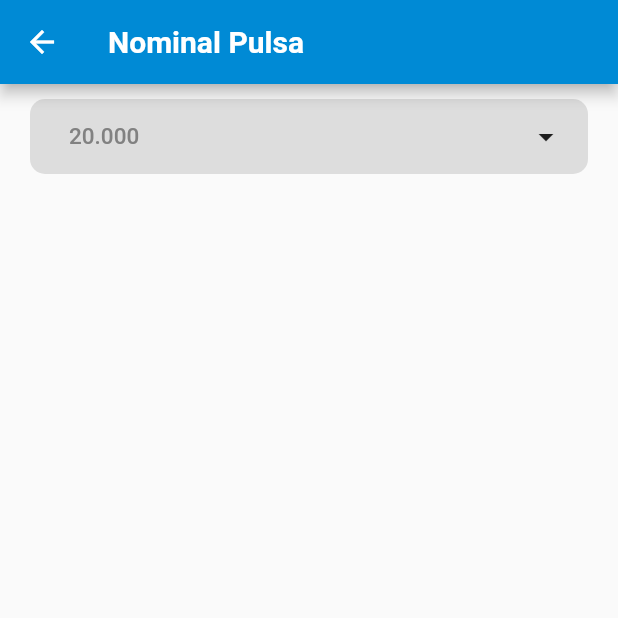
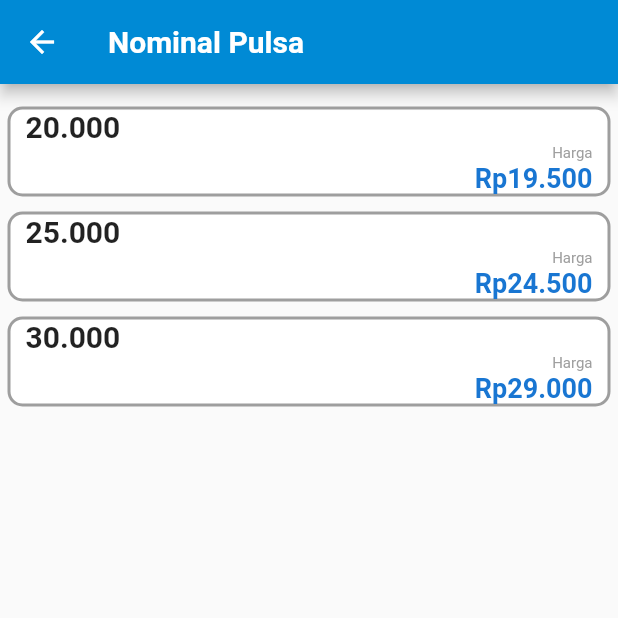
Before and after one commit to idhamramadito/robotbiru, a Flutter app: the NominalPulsa screen opened by its route, on a phone screen of 412 x 824 dp, the top half of it. Run offline on Flutter 3.47's test engine with Material 2 defaults, Android fonts, the phone set to English and light mode, and no system bars; our stand-ins replace buttons_tabbar, pin_code_fields.

Commit message:
upgrade nominal pulsa

```diff
--- a/homepage/lib/pages/dashboard_tabs/home/submenu/pulsa/components/nominal_pulsa.dart
+++ b/homepage/lib/pages/dashboard_tabs/home/submenu/pulsa/components/nominal_pulsa.dart
@@ -6,6 +6,12 @@ class NominalPulsa extends StatefulWidget {
 }
 
 class _NominalPulsaState extends State<NominalPulsa> {
+  List boxAtas = [
+    ['20.000', 'Harga', 'Rp19.500'],
+    ['25.000', 'Harga', 'Rp24.500'],
+    ['30.000', 'Harga', 'Rp29.000']
+  ];
+
   @override
   Widget build(BuildContext context) {
     return Scaffold(
@@ -16,34 +22,63 @@ class _NominalPulsaState extends State<NominalPulsa> {
         ),
       ),
       body: Container(
-      margin: EdgeInsets.symmetric(horizontal: 20, vertical: 10),
-      child: ButtonTheme(
-        minWidth: 300,
-        height: 50,
-        child: FlatButton(
-            onPressed: () {},
-            color: Color(0xffDDDDDD),
-            shape: RoundedRectangleBorder(
-                borderRadius: new BorderRadius.circular(10.0)),
-            child: Row(
-              mainAxisAlignment: MainAxisAlignment.spaceBetween,
+        margin: EdgeInsets.symmetric(vertical: 10),
+        height: 500,
+        child: ListView.builder(
+          scrollDirection: Axis.vertical,
+          itemCount: (3),
+          itemBuilder: (context, index) {
+            return InkWell(
+              onTap: () {},
+              child: Container(
+                padding: EdgeInsets.symmetric(horizontal: 10),
+                margin: EdgeInsets.symmetric(vertical: 5, horizontal: 5),
+                width: 160,
+                decoration: BoxDecoration(
+                    color: Colors.white,
+                    border: Border.all(color: Colors.grey, width: 2),
+                    borderRadius: BorderRadius.all(Radius.circular(10.0))),
+                child: Column(
+                  mainAxisAlignment: MainAxisAlignment.spaceAround,
                   children: [
-                Container(
-                  margin: EdgeInsets.only(left: 10),
+                    Align(
+                      alignment: Alignment.centerLeft,
                       child: Text(
-                    "20.000",
-                    style: TextStyle(fontSize: 15, color: Color(0xff818181)),
-                    textAlign: TextAlign.center,
+                        boxAtas[index][0],
+                        style: TextStyle(
+                            fontSize: 20, fontWeight: FontWeight.bold),
+                        textAlign: TextAlign.left,
                       ),
                     ),
-                Container(
-                  child: Icon(Icons.arrow_drop_down),
-                )
+                    Align(
+                      alignment: Alignment.centerRight,
+                      child: Text(
+                        boxAtas[index][1],
+                        style: TextStyle(
+                            fontSize: 10,
+                            fontWeight: FontWeight.normal,
+                            color: Colors.grey),
+                        textAlign: TextAlign.right,
+                      ),
+                    ),
+                    Align(
+                      alignment: Alignment.bottomRight,
+                      child: Text(
+                        boxAtas[index][2],
+                        style: TextStyle(
+                            fontSize: 18,
+                            fontWeight: FontWeight.bold,
+                            color: Colors.blue[700]),
+                        textAlign: TextAlign.right,
+                      ),
+                    ),
                   ],
                 ),
               ),
+            );
+          },
         ),
-    )
+      ),
     );
   }
 }
```
Also changed, not shown: homepage/pubspec.lock. Lines whose indentation alone changed are shown as unchanged.
